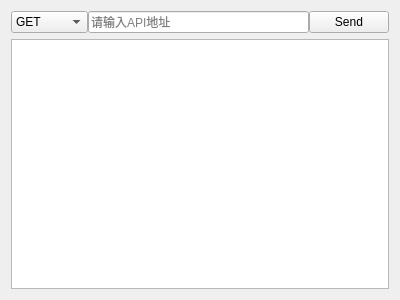
The window that ui/api_view.ui (weijiang1994/iPost) describes before a commit, drawn with Qt 5.
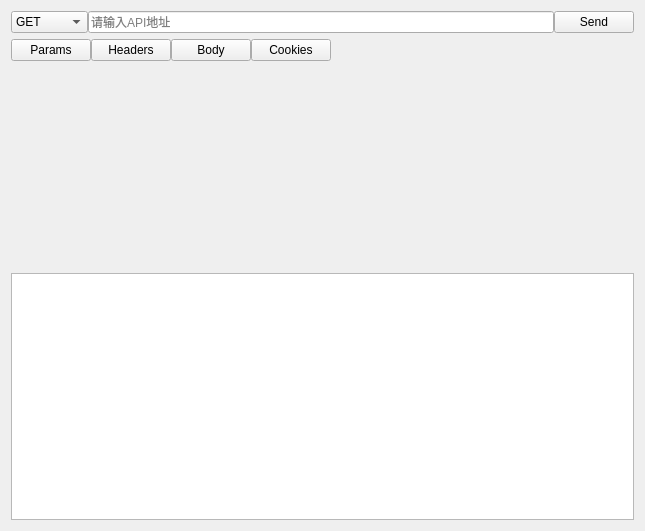
The same window after the commit.

Diff of the .ui file:
```diff
--- a/ui/api_view.ui
+++ b/ui/api_view.ui
@@ -6,8 +6,8 @@
    <rect>
     <x>0</x>
     <y>0</y>
-    <width>400</width>
-    <height>300</height>
+    <width>645</width>
+    <height>531</height>
    </rect>
   </property>
   <property name="windowTitle">
@@ -15,6 +15,8 @@
   </property>
   <layout class="QGridLayout" name="gridLayout">
    <item row="0" column="0">
+    <layout class="QVBoxLayout" name="verticalLayout_2" stretch="0,2,4">
+     <item>
     <layout class="QHBoxLayout" name="horizontalLayout">
      <property name="spacing">
       <number>0</number>
@@ -59,8 +61,86 @@
      </item>
     </layout>
    </item>
-   <item row="1" column="0">
+     <item>
+      <layout class="QVBoxLayout" name="verticalLayout">
+       <item>
+        <layout class="QHBoxLayout" name="horizontalLayout_2">
+         <property name="spacing">
+          <number>0</number>
+         </property>
+         <item>
+          <widget class="QPushButton" name="params_pushButton">
+           <property name="cursor">
+            <cursorShape>PointingHandCursor</cursorShape>
+           </property>
+           <property name="text">
+            <string>Params</string>
+           </property>
+          </widget>
+         </item>
+         <item>
+          <widget class="QPushButton" name="headers_pushButton">
+           <property name="cursor">
+            <cursorShape>PointingHandCursor</cursorShape>
+           </property>
+           <property name="text">
+            <string>Headers</string>
+           </property>
+          </widget>
+         </item>
+         <item>
+          <widget class="QPushButton" name="body_pushButton">
+           <property name="cursor">
+            <cursorShape>PointingHandCursor</cursorShape>
+           </property>
+           <property name="text">
+            <string>Body</string>
+           </property>
+          </widget>
+         </item>
+         <item>
+          <widget class="QPushButton" name="cookies_pushButton">
+           <property name="cursor">
+            <cursorShape>PointingHandCursor</cursorShape>
+           </property>
+           <property name="text">
+            <string>Cookies</string>
+           </property>
+          </widget>
+         </item>
+         <item>
+          <spacer name="horizontalSpacer">
+           <property name="orientation">
+            <enum>Qt::Horizontal</enum>
+           </property>
+           <property name="sizeHint" stdset="0">
+            <size>
+             <width>40</width>
+             <height>20</height>
+            </size>
+           </property>
+          </spacer>
+         </item>
+        </layout>
+       </item>
+       <item>
+        <widget class="QStackedWidget" name="api_stackedWidget">
+         <property name="minimumSize">
+          <size>
+           <width>0</width>
+           <height>200</height>
+          </size>
+         </property>
+         <widget class="QWidget" name="page"/>
+         <widget class="QWidget" name="page_2"/>
+        </widget>
+       </item>
+      </layout>
+     </item>
+     <item>
     <widget class="QTextBrowser" name="textBrowser"/>
+     </item>
+    </layout>
    </item>
   </layout>
  </widget>
```
Lines whose indentation alone changed are shown as unchanged.
